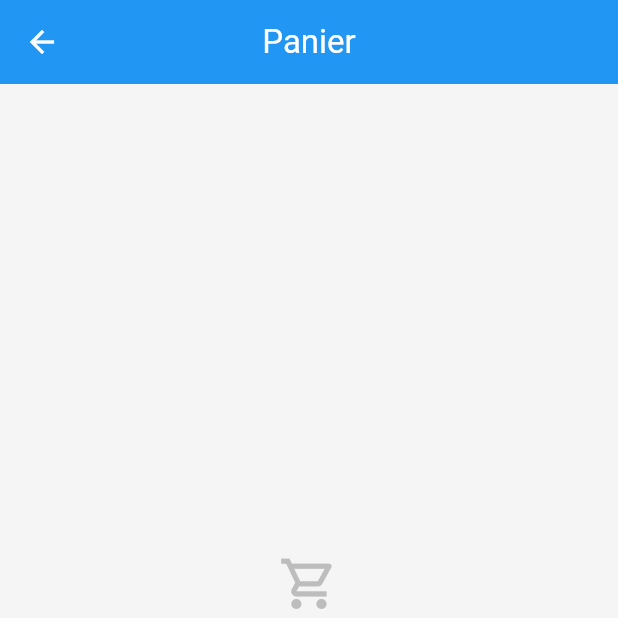
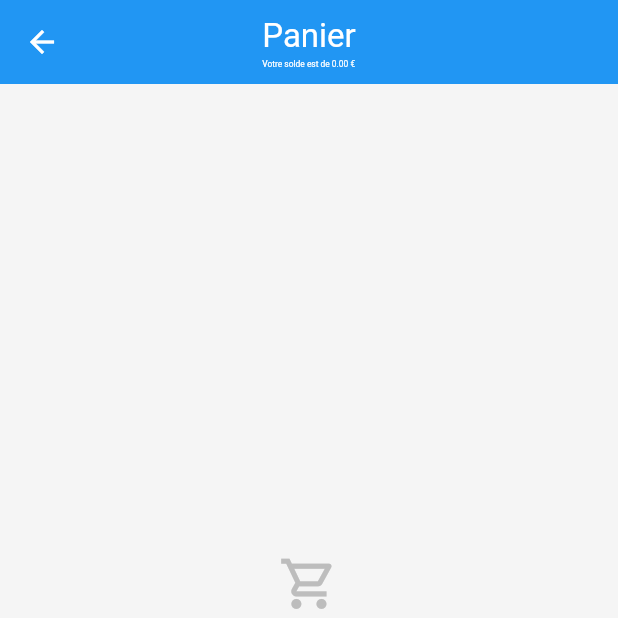
Before and after one commit to rorophil/airbar, a Flutter app: the CartView screen opened by its route, on a phone screen of 412 x 824 dp, the top half of it. Run offline on Flutter 3.47's test engine with Material 3 defaults, Android fonts, the phone set to English and light mode, and no system bars; our stand-ins replace connectivity_plus, file_picker, flutter_screenutil, get, get_storage, pdf and 2 more; missing offline and left inert: airbar_backend_client, dart:html, serverpod_auth_client; accounts and stored records are empty.

Commit message:
feat: ajouter l'affichage du nom complet de l'utilisateur et du solde dans les vues de caisse et de panier et le solde dans le panier

```diff
--- a/lib/app/modules/user/cart/controllers/cart_controller.dart
+++ b/lib/app/modules/user/cart/controllers/cart_controller.dart
@@ -94,6 +94,9 @@ class CartController extends GetxController {
 
   /// Montant total du panier (calculé automatiquement)
   final total = 0.0.obs;
+
+  /// Solde actuel de l'utilisateur connecté
+  double get userBalance => _authService.currentUser.value?.balance ?? 0.0;
 
   @override
   void onInit() {
--- a/lib/app/modules/user/cart/views/cart_view.dart
+++ b/lib/app/modules/user/cart/views/cart_view.dart
@@ -39,7 +39,22 @@ class CartView extends GetView<CartController> {
           icon: const Icon(Icons.arrow_back),
           onPressed: () => Get.back(),
         ),
-        title: const Text(AppStrings.cart),
+        title: Column(
+          mainAxisSize: MainAxisSize.min,
+          crossAxisAlignment: CrossAxisAlignment.start,
+          children: [
+            const Text(AppStrings.cart),
+            Obx(
+              () => Text(
+                'Votre solde est de ${controller.userBalance.toStringAsFixed(2)} €',
+                style: TextStyle(
+                  fontSize: 14.sp,
+                  fontWeight: FontWeight.normal,
+                ),
+              ),
+            ),
+          ],
+        ),
         backgroundColor: AppColors.primary,
         foregroundColor: AppColors.textWhite,
         actions: [
--- a/lib/app/modules/user/shop/views/shop_view.dart
+++ b/lib/app/modules/user/shop/views/shop_view.dart
@@ -41,6 +41,12 @@ class ShopView extends GetView<ShopController> {
           crossAxisAlignment: CrossAxisAlignment.start,
           children: [
             const Text(AppStrings.shop),
+            Obx(
+              () => Text(
+                controller.userName,
+                style: TextStyle(fontSize: 18.sp, fontWeight: FontWeight.w500),
+              ),
+            ),
             Obx(
               () => Text(
                 'Votre solde est de ${controller.userBalance.toStringAsFixed(2)} €',
```
Also changed, not shown: lib/app/modules/cashier/controllers/cashier_controller.dart (+7 -0 lines), lib/app/modules/cashier/views/cashier_view.dart (+22 -3 lines), lib/app/modules/user/shop/controllers/shop_controller.dart (+7 -0 lines).
